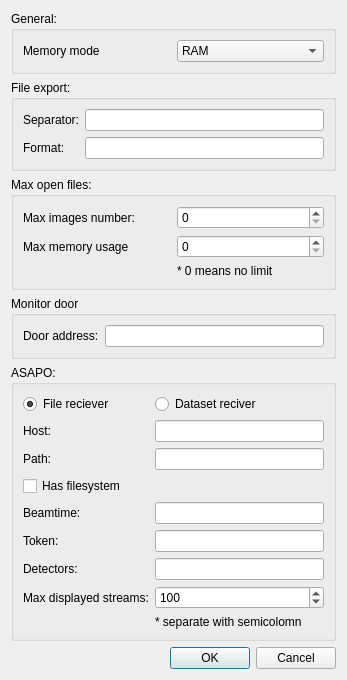
Before: the Qt Designer form src/uis/settings.ui in yamedvedya/data_viewer, drawn with Qt 5.
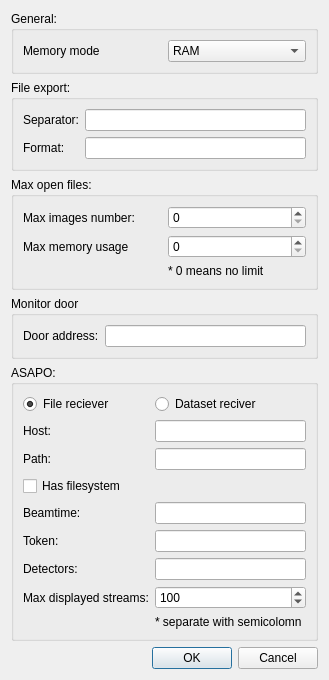
After: the same form once the commit is applied.

What changed in the file:
```diff
--- a/src/uis/settings.ui
+++ b/src/uis/settings.ui
@@ -6,8 +6,8 @@
    <rect>
     <x>0</x>
     <y>0</y>
-    <width>347</width>
-    <height>566</height>
+    <width>329</width>
+    <height>608</height>
    </rect>
   </property>
   <property name="windowTitle">
```
